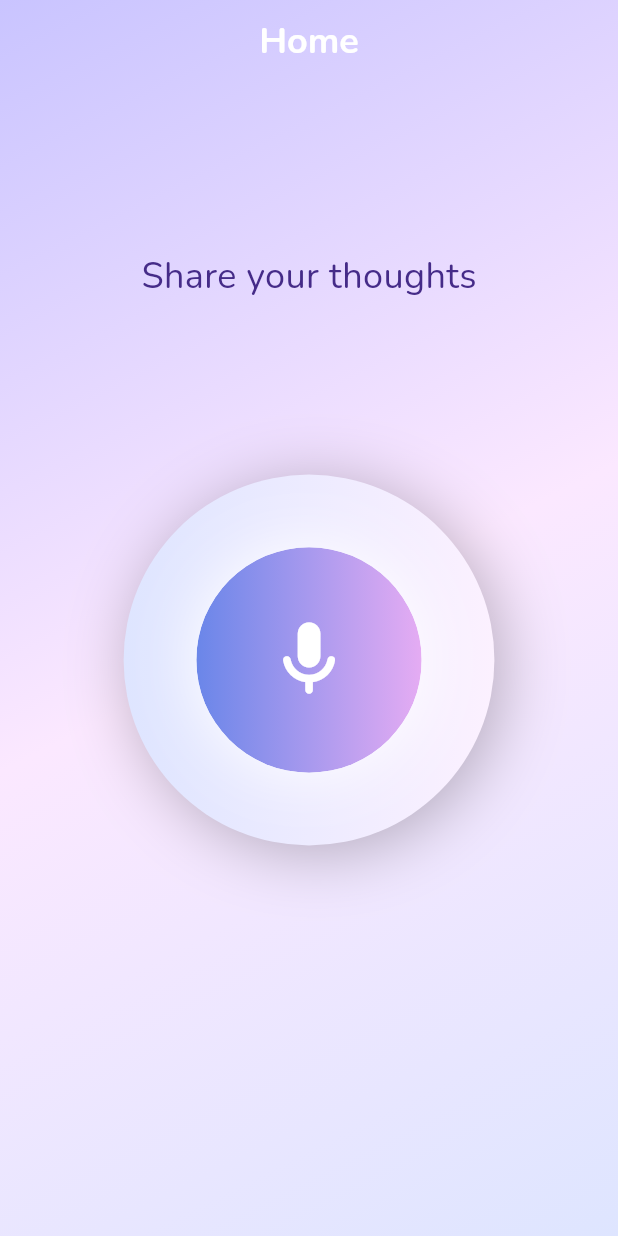
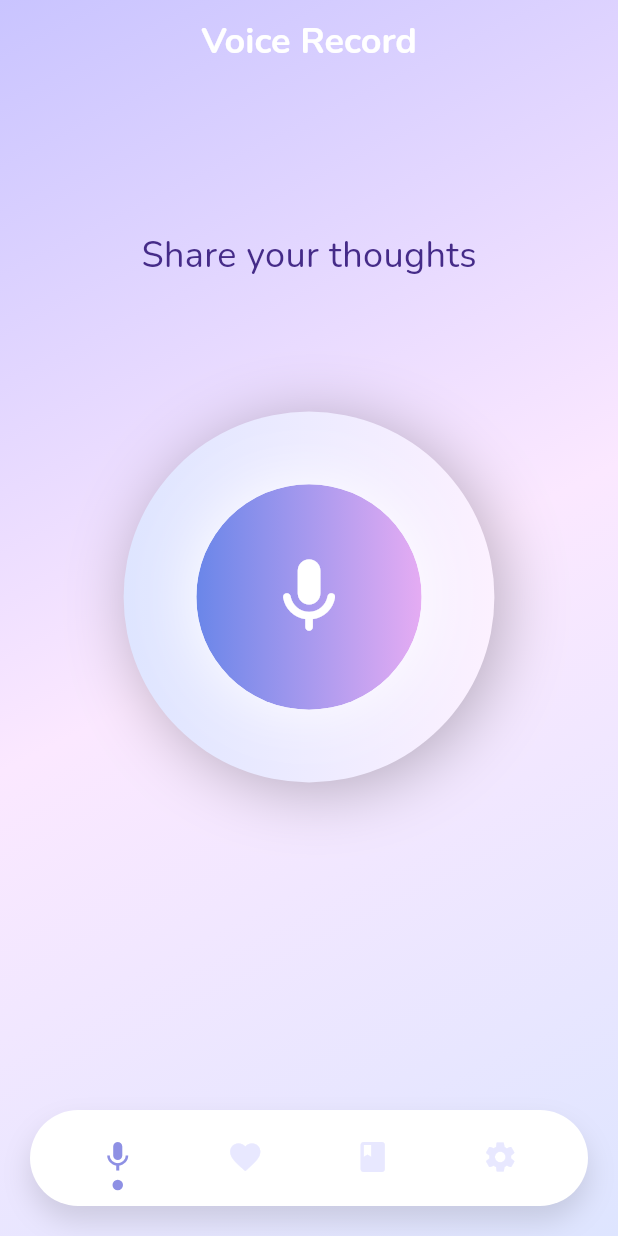
Before and after one commit to Kevin-Chandra/Whispr, a Flutter app: the screen it shows after launch, on a phone screen of 412 x 824 dp. Run offline on Flutter 3.47's test engine with Material 3 defaults, Android fonts, the phone set to English and light mode, and no system bars; our stand-ins replace auto_route, dartz, equatable, flutter_bloc, flutter_secure_storage, get_it and 8 more; missing offline and left inert: audio_waveforms, gradient_icon, listenable_stream, record; accounts and stored records are empty; statements that could not run were skipped.

Commit message:
Implement bottom navigation bar

```diff
--- a/lib/lang/l10n/intl_en.arb
+++ b/lib/lang/l10n/intl_en.arb
@@ -16,6 +16,9 @@
   "save": "Save",
   "pause": "Pause",
   "resume": "Resume",
+  "journal": "Journal",
+  "settings": "Settings",
+  "favourite": "Favourite",
   "happy": "Happy",
   "sad": "Sad",
   "angry": "Angry",
--- a/lib/presentation/router/navigation_paths.dart
+++ b/lib/presentation/router/navigation_paths.dart
@@ -1,5 +1,9 @@
 abstract class WhisprNavigationPaths {
   static const String homePath = '/home';
+  static const String settingsPath = 'home/settings';
+  static const String voiceRecordHomePath = 'home/voice_record';
+  static const String journalPath = 'home/journal';
+  static const String favouritePath = 'home/favourite';
   static const String recordAudioPath = '/record_audio';
   static const String saveAudioRecordingPath = '/save_audio_recording';
 }
--- a/lib/presentation/router/router_config.dart
+++ b/lib/presentation/router/router_config.dart
@@ -10,13 +10,35 @@ class WhisprRouter extends RootStackRouter {
   @override
   List<AutoRoute> get routes => [
         AutoRoute(
-          page: HomeRoute.page,
-          initial: true,
-          path: WhisprNavigationPaths.homePath,
-        ),
+            page: HomeRoute.page,
+            initial: true,
+            path: WhisprNavigationPaths.homePath,
+            children: [
+              RedirectRoute(
+                path: '',
+                redirectTo: WhisprNavigationPaths.voiceRecordHomePath,
+              ),
+              CustomRoute(
+                page: VoiceRecordHomeRoute.page,
+                path: WhisprNavigationPaths.voiceRecordHomePath,
+              ),
+              CustomRoute(
+                page: FavouriteRoute.page,
+                path: WhisprNavigationPaths.favouritePath,
+              ),
+              CustomRoute(
+                page: JournalRoute.page,
+                path: WhisprNavigationPaths.journalPath,
+              ),
+              CustomRoute(
+                page: SettingsRoute.page,
+                path: WhisprNavigationPaths.settingsPath,
+              ),
+            ]),
         CustomRoute(
           page: RecordAudioRoute.page,
           path: WhisprNavigationPaths.recordAudioPath,
+          transitionsBuilder: TransitionsBuilders.fadeIn,
         ),
         CustomRoute(
           page: SaveAudioRecordingRoute.page,
--- /dev/null
+++ b/lib/presentation/screens/favourite/favourite_screen.dart
@@ -0,0 +1,19 @@
+import 'package:auto_route/auto_route.dart';
+import 'package:flutter/material.dart';
+
+@RoutePage()
+class FavouriteScreen extends StatefulWidget {
+  const FavouriteScreen({super.key});
+
+  @override
+  State<FavouriteScreen> createState() => _FavouriteScreenState();
+}
+
+class _FavouriteScreenState extends State<FavouriteScreen> {
+  @override
+  Widget build(BuildContext context) {
+    return Center(
+      child: Text("Favourite Screen"),
+    );
+  }
+}
--- a/lib/presentation/screens/home/home_screen.dart
+++ b/lib/presentation/screens/home/home_screen.dart
@@ -3,13 +3,11 @@ import 'package:flutter/material.dart';
 import 'package:flutter_bloc/flutter_bloc.dart';
 import 'package:whispr/presentation/bloc/audio_player/audio_player_cubit.dart';
 import 'package:whispr/presentation/bloc/audio_recordings/audio_recordings_cubit.dart';
-import 'package:whispr/presentation/router/navigation_coordinator.dart';
-import 'package:whispr/presentation/themes/colors.dart';
-import 'package:whispr/presentation/themes/text_styles.dart';
+import 'package:whispr/presentation/router/router_config.gr.dart';
 import 'package:whispr/presentation/themes/whispr_gradient.dart';
 import 'package:whispr/presentation/widgets/whispr_app_bar.dart';
+import 'package:whispr/presentation/widgets/whispr_bottom_navigation_bar.dart';
 import 'package:whispr/presentation/widgets/whispr_gradient_scaffold.dart';
-import 'package:whispr/presentation/widgets/whispr_record_button.dart';
 import 'package:whispr/util/extensions.dart';
 
 @RoutePage()
@@ -35,58 +33,60 @@ class HomeScreen extends StatefulWidget implements AutoRouteWrapper {
 class _HomeScreenState extends State<HomeScreen> {
   @override
   Widget build(BuildContext context) {
+    return AutoTabsRouter.tabBar(
+      routes: const [
+        VoiceRecordHomeRoute(),
+        FavouriteRoute(),
+        JournalRoute(),
+        SettingsRoute(),
+      ],
+      builder: (context, child, controller) {
+        final activeIndex = AutoTabsRouter.of(context).activeIndex;
         return WhisprGradientScaffold(
-      gradient: WhisprGradient.purpleGradient,
+          gradient: _resolveScaffoldGradient(index: activeIndex),
+          bottomNavigationBar: WhisprBottomNavigationBar(
+            controller: controller,
+          ),
           body: NestedScrollView(
             physics: NeverScrollableScrollPhysics(),
-        headerSliverBuilder: (BuildContext context, bool innerBoxIsScrolled) {
+            headerSliverBuilder:
+                (BuildContext context, bool innerBoxIsScrolled) {
               return [
                 WhisprAppBar(
-              title: context.strings.home,
+                  title: _resolveAppBarTitle(index: activeIndex),
                   enableBackButton: false,
+                  isDarkBackground: activeIndex != 3,
                 )
               ];
             },
-        body: Stack(
-          children: [
-            Align(
-              alignment: Alignment.topCenter,
-              child: Column(
-                children: [
-                  Expanded(
-                    flex: 1,
-                    child: Center(
-                      child: Text(
-                        context.strings.shareYourThoughts,
-                        style: WhisprTextStyles.heading3
-                            .copyWith(color: WhisprColors.spanishViolet),
+            body: child,
           ),
-                    ),
-                  ),
-                  Expanded(
-                    flex: 2,
-                    child: SizedBox(),
-                  ),
-                ],
-              ),
-            ),
-            Align(
-              alignment: Alignment.center,
-              child: FractionallySizedBox(
-                widthFactor: 0.6,
-                child: WhisprRecordButton(
-                  onClick: () async {
-                    await NavigationCoordinator.navigateToRecordAudio(
-                      context: context,
-                      startImmediately: true,
         );
       },
-                ),
-              ),
-            ),
-          ],
-        ),
-      ),
     );
   }
+
+  Gradient _resolveScaffoldGradient({required int index}) {
+    switch (index) {
+      case 0:
+      case 1:
+      case 2:
+        return WhisprGradient.purpleGradient;
+      default:
+        return WhisprGradient.whiteBlueWhiteGradient;
     }
+  }
+
+  String _resolveAppBarTitle({required int index}) {
+    switch (index) {
+      case 0:
+        return context.strings.voice_record;
+      case 1:
+        return context.strings.favourite;
+      case 2:
+        return context.strings.journal;
+      default:
+        return context.strings.settings;
+    }
+  }
+}
--- /dev/null
+++ b/lib/presentation/screens/journal/journal_screen.dart
@@ -0,0 +1,19 @@
+import 'package:auto_route/auto_route.dart';
+import 'package:flutter/material.dart';
+
+@RoutePage()
+class JournalScreen extends StatefulWidget {
+  const JournalScreen({super.key});
+
+  @override
+  State<JournalScreen> createState() => _JournalScreenState();
+}
+
+class _JournalScreenState extends State<JournalScreen> {
+  @override
+  Widget build(BuildContext context) {
+    return Center(
+      child: Text("Journal Screen"),
+    );
+  }
+}
--- /dev/null
+++ b/lib/presentation/screens/settings/settings_screen.dart
@@ -0,0 +1,19 @@
+import 'package:auto_route/auto_route.dart';
+import 'package:flutter/material.dart';
+
+@RoutePage()
+class SettingsScreen extends StatefulWidget {
+  const SettingsScreen({super.key});
+
+  @override
+  State<SettingsScreen> createState() => _SettingsScreenState();
+}
+
+class _SettingsScreenState extends State<SettingsScreen> {
+  @override
+  Widget build(BuildContext context) {
+    return Center(
+      child: Text("Settings Screen"),
+    );
+  }
+}
--- /dev/null
+++ b/lib/presentation/screens/voice_record_home/voice_record_home_screen.dart
@@ -0,0 +1,60 @@
+import 'package:auto_route/auto_route.dart';
+import 'package:flutter/material.dart';
+import 'package:whispr/presentation/router/navigation_coordinator.dart';
+import 'package:whispr/presentation/themes/colors.dart' show WhisprColors;
+import 'package:whispr/presentation/themes/text_styles.dart';
+import 'package:whispr/presentation/widgets/whispr_record_button.dart';
+import 'package:whispr/util/extensions.dart';
+
+@RoutePage()
+class VoiceRecordHomeScreen extends StatefulWidget {
+  const VoiceRecordHomeScreen({super.key});
+
+  @override
+  State<VoiceRecordHomeScreen> createState() => _VoiceRecordHomeScreenState();
+}
+
+class _VoiceRecordHomeScreenState extends State<VoiceRecordHomeScreen> {
+  @override
+  Widget build(BuildContext context) {
+    return Stack(
+      children: [
+        Align(
+          alignment: Alignment.topCenter,
+          child: Column(
+            children: [
+              Expanded(
+                flex: 1,
+                child: Center(
+                  child: Text(
+                    context.strings.shareYourThoughts,
+                    style: WhisprTextStyles.heading3
+                        .copyWith(color: WhisprColors.spanishViolet),
+                  ),
+                ),
+              ),
+              Expanded(
+                flex: 2,
+                child: SizedBox(),
+              ),
+            ],
+          ),
+        ),
+        Align(
+          alignment: Alignment.center,
+          child: FractionallySizedBox(
+            widthFactor: 0.6,
+            child: WhisprRecordButton(
+              onClick: () async {
+                await NavigationCoordinator.navigateToRecordAudio(
+                  context: context,
+                  startImmediately: true,
+                );
+              },
+            ),
+          ),
+        ),
+      ],
+    );
+  }
+}
--- a/lib/presentation/themes/colors.dart
+++ b/lib/presentation/themes/colors.dart
@@ -9,6 +9,8 @@ abstract class WhisprColors {
   static const magnolia = Color(0xFFFBE8FF);
   static const paleMagnolia = Color(0xFFFCF1FF);
   static const lavenderWeb = Color(0xFFDEE5FF);
+  static const paleLavenderWeb = Color(0xFFE8E8FF);
+  static const vistaBlue = Color(0xFF8E90E4);
   static const cornflowerBlue = Color(0xFF6A86E9);
   static const mediumPurple = Color(0xFF9A76EE);
   static const blueMagentaViolet = Color(0xFF5D3C8F);
--- a/lib/presentation/themes/themes.dart
+++ b/lib/presentation/themes/themes.dart
@@ -6,6 +6,17 @@ abstract class WhisprThemes {
   static final lightTheme = ThemeData(
     colorScheme: ColorScheme.fromSeed(seedColor: WhisprColors.spanishViolet),
     textTheme: WhisprTextStyles.whisprTextTheme,
+    tabBarTheme: navigationTabTheme,
+  );
+
+  static final navigationTabTheme = TabBarThemeData(
+    dividerHeight: 0,
+    labelColor: WhisprColors.vistaBlue,
+    unselectedLabelColor: WhisprColors.paleLavenderWeb,
+    indicatorSize: TabBarIndicatorSize.label,
+    indicatorColor: Colors.transparent,
+    splashFactory: NoSplash.splashFactory,
+    tabAlignment: TabAlignment.fill,
     filledButtonTheme: FilledButtonThemeData(style: filledButtonTheme),
     outlinedButtonTheme:
         const OutlinedButtonThemeData(style: outlinedButtonTheme),
--- /dev/null
+++ b/lib/presentation/widgets/whispr_bottom_navigation_bar.dart
@@ -0,0 +1,59 @@
+import 'package:flutter/material.dart';
+import 'package:whispr/presentation/themes/colors.dart';
+import 'package:whispr/presentation/widgets/whispr_dot_indicator.dart';
+
+class WhisprBottomNavigationBar extends StatelessWidget {
+  const WhisprBottomNavigationBar({
+    super.key,
+    required this.controller,
+  });
+
+  final TabController controller;
+
+  @override
+  Widget build(BuildContext context) {
+    final navDestinations = [
+      Tab(
+        icon: const Icon(Icons.mic),
+      ),
+      Tab(
+        icon: const Icon(Icons.favorite),
+      ),
+      Tab(
+        icon: const Icon(Icons.book),
+      ),
+      Tab(
+        icon: const Icon(Icons.settings),
+      ),
+    ];
+    return SafeArea(
+      minimum: const EdgeInsets.fromLTRB(20, 0, 20, 20),
+      child: Container(
+        padding: const EdgeInsets.symmetric(horizontal: 16, vertical: 8),
+        decoration: BoxDecoration(
+          color: Colors.white,
+          borderRadius: BorderRadius.circular(44),
+          boxShadow: const [
+            // soft outer shadow
+            BoxShadow(
+              blurRadius: 16,
+              spreadRadius: 0,
+              offset: Offset(0, 10),
+              color: Colors.black12, // 10% black
+            ),
+          ],
+        ),
+        child: TabBar(
+          tabs: navDestinations,
+          controller: controller,
+          automaticIndicatorColorAdjustment: false,
+          indicatorPadding: EdgeInsets.zero,
+          splashBorderRadius: BorderRadius.circular(8),
+          indicator: const WhisprDotIndicator(
+            color: WhisprColors.vistaBlue,
+          ),
+        ),
+      ),
+    );
+  }
+}
--- /dev/null
+++ b/lib/presentation/widgets/whispr_dot_indicator.dart
@@ -0,0 +1,36 @@
+import 'package:flutter/material.dart';
+
+class WhisprDotIndicator extends Decoration {
+  const WhisprDotIndicator({
+    required this.color,
+    this.radius = 3.5,
+    this.yOffset = 6, // distance from the bottom edge
+  });
+
+  final Color color;
+  final double radius;
+  final double yOffset;
+
+  @override
+  BoxPainter createBoxPainter([VoidCallback? onChanged]) =>
+      _DotPainter(color, radius, yOffset);
+}
+
+class _DotPainter extends BoxPainter {
+  _DotPainter(this.color, this.radius, this.yOffset);
+
+  final Color color;
+  final double radius;
+  final double yOffset;
+
+  @override
+  void paint(Canvas canvas, Offset offset, ImageConfiguration cfg) {
+    if (cfg.size == null) return;
+    final rect = offset & cfg.size!;
+    final center = Offset(rect.center.dx, rect.bottom - yOffset);
+    final paint = Paint()
+      ..color = color
+      ..isAntiAlias = true;
+    canvas.drawCircle(center, radius, paint);
+  }
+}
--- a/lib/presentation/widgets/whispr_gradient_scaffold.dart
+++ b/lib/presentation/widgets/whispr_gradient_scaffold.dart
@@ -1,10 +1,16 @@
 import 'package:flutter/material.dart';
 
 class WhisprGradientScaffold extends StatelessWidget {
-  const WhisprGradientScaffold({super.key, required this.gradient, this.body});
+  const WhisprGradientScaffold({
+    super.key,
+    required this.gradient,
+    this.body,
+    this.bottomNavigationBar,
+  });
 
   final Gradient gradient;
   final Widget? body;
+  final Widget? bottomNavigationBar;
 
   @override
   Widget build(BuildContext context) {
@@ -15,6 +21,7 @@ class WhisprGradientScaffold extends StatelessWidget {
       child: Scaffold(
         backgroundColor: Colors.transparent,
         body: body,
+        bottomNavigationBar: bottomNavigationBar,
       ),
     );
   }
```
Also changed, not shown: lib/lang/generated/whispr_localizations.dart, lib/lang/generated/whispr_localizations_en.dart, lib/presentation/router/router_config.gr.dart. Lines whose indentation alone changed are shown as unchanged.
